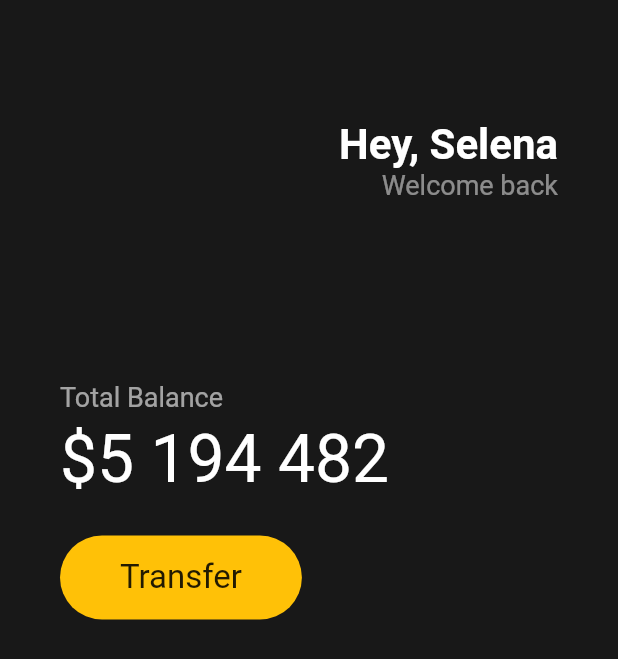
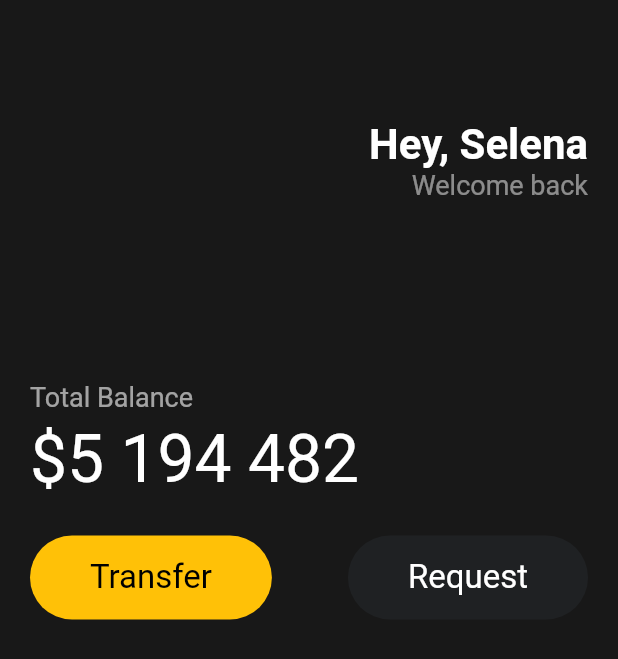
Before and after one commit to shinhj0523/toonflix, a Flutter app: the screen it shows after launch, on a phone screen of 412 x 824 dp. Shown: the top 659 px of the screen. Run offline on Flutter 3.47's test engine with Material 2 defaults, Android fonts, the phone set to English and light mode, and no system bars.

Commit message:
vsc_settings,code_action,reuseable_widgets

```diff
--- a/lib/main.dart
+++ b/lib/main.dart
@@ -1,4 +1,5 @@
 import 'package:flutter/material.dart';
+import 'package:toonflix/widgets/button.dart';
 
 void main() {
   runApp(const App());
@@ -9,19 +10,21 @@ class App extends StatelessWidget {
   Widget build(BuildContext context) {
     return MaterialApp(
       home: Scaffold(
-        backgroundColor: Color(0xFF181818),
+        backgroundColor: const Color(0xFF181818),
         body: Padding(
-          padding: EdgeInsets.symmetric(horizontal: 40),
+          padding: const EdgeInsets.symmetric(
+            horizontal: 20,
+          ),
           child:
               Column(crossAxisAlignment: CrossAxisAlignment.start, children: [
-            SizedBox(
+            const SizedBox(
               height: 80,
             ),
             Row(
               mainAxisAlignment: MainAxisAlignment.end,
               children: [
                 Column(crossAxisAlignment: CrossAxisAlignment.end, children: [
-                  Text(
+                  const Text(
                     'Hey, Selena',
                     style: TextStyle(
                       color: Colors.white,
@@ -37,7 +40,7 @@ class App extends StatelessWidget {
                 ]),
               ],
             ),
-            SizedBox(
+            const SizedBox(
               height: 120,
             ),
             Text(
@@ -47,39 +50,30 @@ class App extends StatelessWidget {
                 color: Colors.white.withOpacity(0.6),
               ),
             ),
-            SizedBox(
+            const SizedBox(
               height: 5,
             ),
-            Text(
+            const Text(
               '\$5 194 482',
               style: TextStyle(
                 fontSize: 44,
                 color: Colors.white,
               ),
             ),
-            SizedBox(
+            const SizedBox(
               height: 25,
             ),
-            Row(
+            const Row(
+              mainAxisAlignment: MainAxisAlignment.spaceBetween,
               children: [
-                Container(
-                  decoration: BoxDecoration(
-                    color: Colors.amber,
-                    borderRadius: BorderRadius.circular(45),
-                  ),
-                  child: Padding(
-                    padding: EdgeInsets.symmetric(
-                      vertical: 15,
-                      horizontal: 40,
-                    ),
-                    child: Text(
-                      'Transfer',
-                      style: TextStyle(
-                        fontSize: 22,
-                      ),
-                    ),
-                  ),
-                ),
+                Button(
+                    text: 'Transfer',
+                    bgColor: Colors.amber,
+                    textColor: Colors.black),
+                Button(
+                    text: 'Request',
+                    bgColor: Color(0xFF1F2123),
+                    textColor: Colors.white),
               ],
             )
           ]),
--- /dev/null
+++ b/lib/widgets/button.dart
@@ -0,0 +1,36 @@
+import 'package:flutter/material.dart';
+
+class Button extends StatelessWidget {
+  final String text;
+  final Color bgColor;
+  final Color textColor;
+
+  const Button(
+      {super.key,
+      required this.text,
+      required this.bgColor,
+      required this.textColor});
+
+  @override
+  Widget build(BuildContext context) {
+    return Container(
+      decoration: BoxDecoration(
+        color: bgColor,
+        borderRadius: BorderRadius.circular(45),
+      ),
+      child: Padding(
+        padding: const EdgeInsets.symmetric(
+          vertical: 15,
+          horizontal: 40,
+        ),
+        child: Text(
+          text,
+          style: TextStyle(
+            color: textColor,
+            fontSize: 22,
+          ),
+        ),
+      ),
+    );
+  }
+}
```
